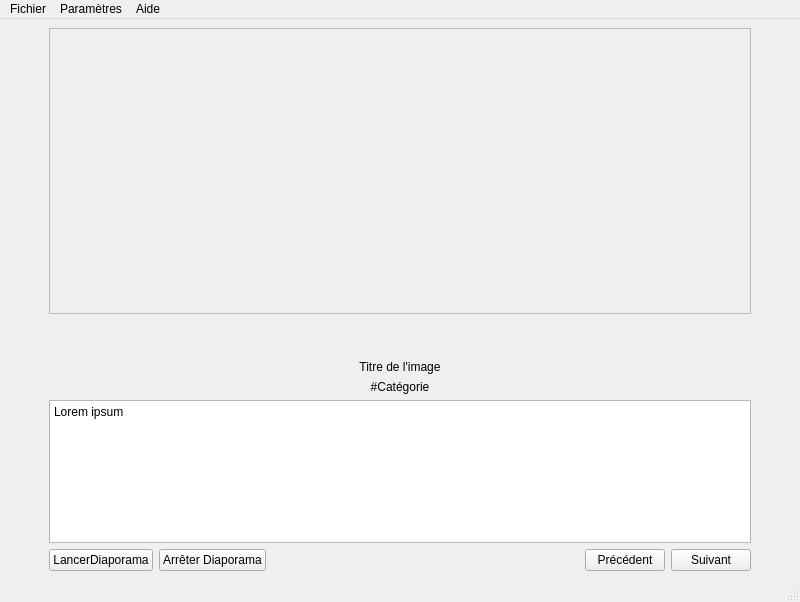
Solenelina/S2.01-DevApp, file V2-Gauthier/v1/lecteurvue.ui: the form before one commit.
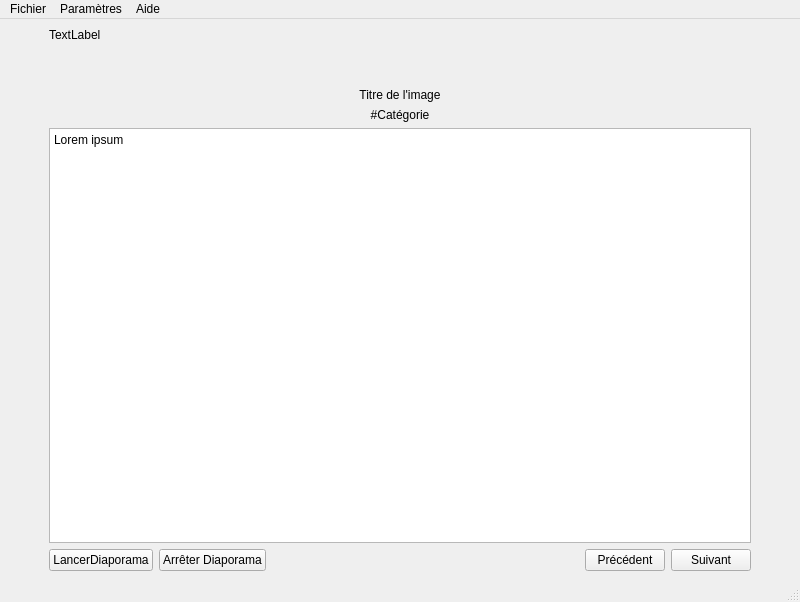
The form after the commit.

What changed in the file:
```diff
--- a/V2-Gauthier/v1/lecteurvue.ui
+++ b/V2-Gauthier/v1/lecteurvue.ui
@@ -31,20 +31,11 @@
        </spacer>
       </item>
       <item>
-       <layout class="QVBoxLayout" name="verticalLayout" stretch="2,0,0,0,1,0">
+       <layout class="QVBoxLayout" name="verticalLayout" stretch="0,0,0,0,1,0">
         <item>
-         <widget class="QFrame" name="frame">
-          <property name="minimumSize">
-           <size>
-            <width>200</width>
-            <height>200</height>
-           </size>
-          </property>
-          <property name="frameShape">
-           <enum>QFrame::StyledPanel</enum>
-          </property>
-          <property name="frameShadow">
-           <enum>QFrame::Raised</enum>
+         <widget class="QLabel" name="lPhoto">
+          <property name="text">
+           <string>TextLabel</string>
           </property>
          </widget>
         </item>
```
Left out of the diff: 6 changed lines with no effect on the pictures.
